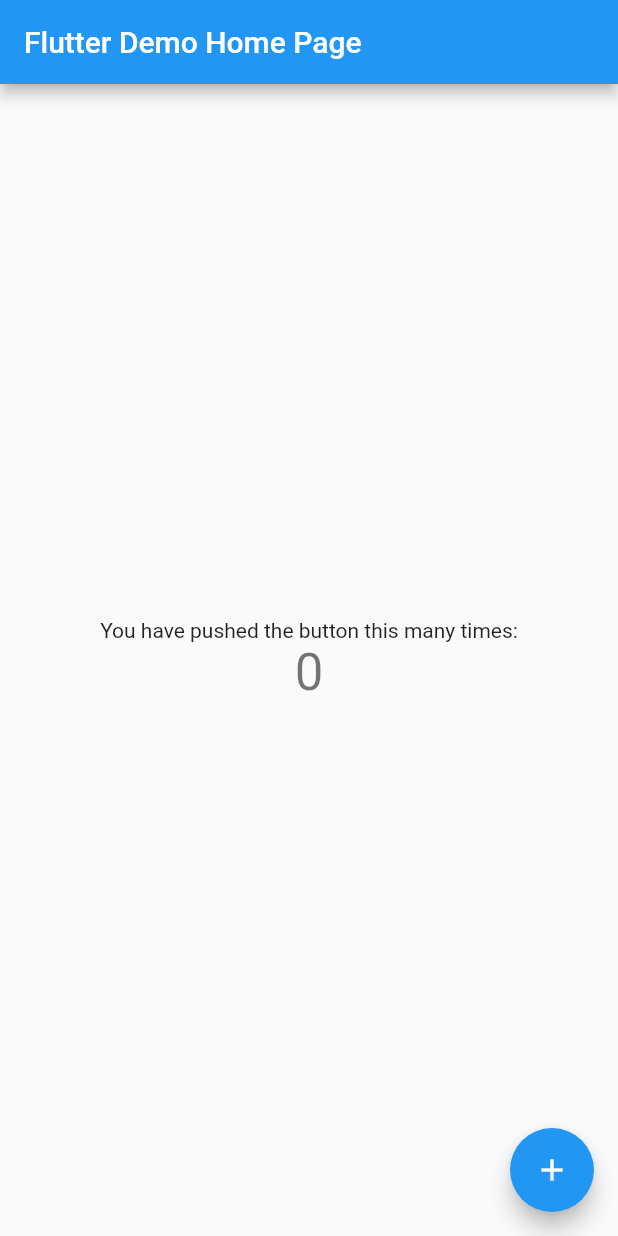
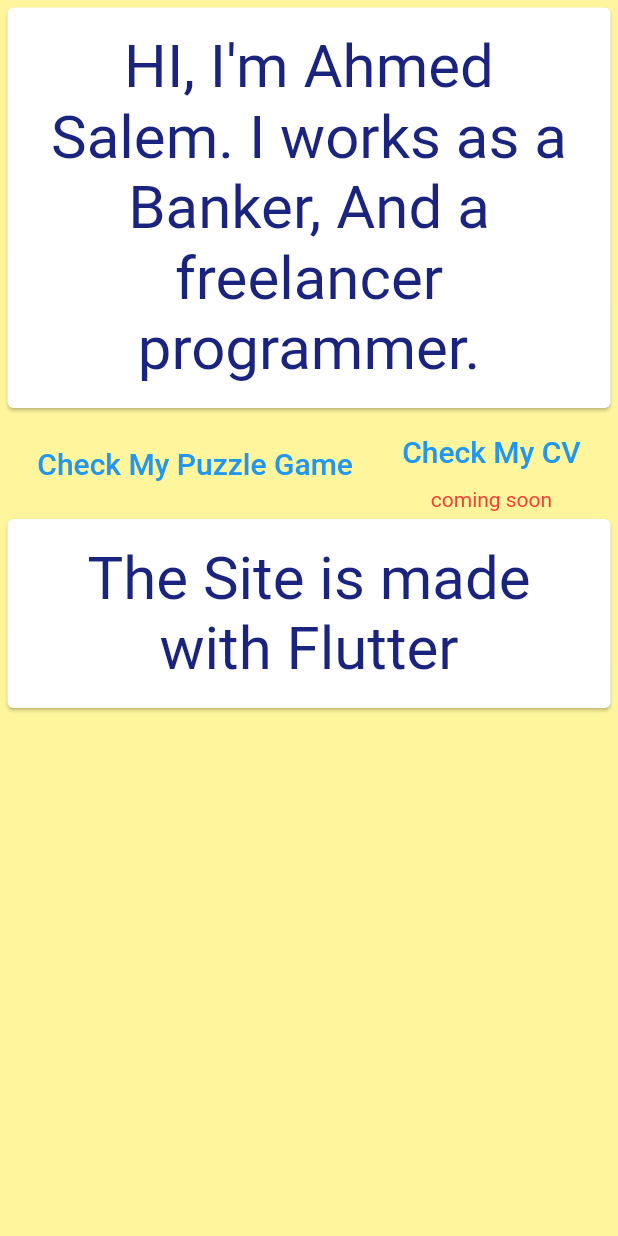
Before and after one commit to TheCoderGit/ahmedsalem.link, a Flutter app: the screen it shows after launch, on a phone screen of 412 x 824 dp. Run offline on Flutter 3.47's test engine with Material 2 defaults, Android fonts, the phone set to English and light mode, and no system bars; our stand-ins replace google_fonts; Roboto replaces fonts that are missing (Redressed).

Commit message:
start code

```diff
--- a/lib/main.dart
+++ b/lib/main.dart
@@ -1,4 +1,6 @@
 import 'package:flutter/material.dart';
+import 'package:google_fonts/google_fonts.dart';
+import 'package:url_launcher/url_launcher.dart';
 
 void main() {
   runApp(const MyApp());
@@ -10,106 +12,103 @@
   // This widget is the root of your application.
   @override
   Widget build(BuildContext context) {
-    return MaterialApp(
-      title: 'Flutter Demo',
-      theme: ThemeData(
-        // This is the theme of your application.
-        //
-        // Try running your application with "flutter run". You'll see the
-        // application has a blue toolbar. Then, without quitting the app, try
-        // changing the primarySwatch below to Colors.green and then invoke
-        // "hot reload" (press "r" in the console where you ran "flutter run",
-        // or simply save your changes to "hot reload" in a Flutter IDE).
-        // Notice that the counter didn't reset back to zero; the application
-        // is not restarted.
-        primarySwatch: Colors.blue,
-      ),
-      home: const MyHomePage(title: 'Flutter Demo Home Page'),
+    return const MaterialApp(
+      debugShowCheckedModeBanner: false,
+      title: 'Ahmed Salem',
+      home: MyHomePage(),
     );
   }
 }
 
-class MyHomePage extends StatefulWidget {
-  const MyHomePage({Key? key, required this.title}) : super(key: key);
-
-  // This widget is the home page of your application. It is stateful, meaning
-  // that it has a State object (defined below) that contains fields that affect
-  // how it looks.
-
-  // This class is the configuration for the state. It holds the values (in this
-  // case the title) provided by the parent (in this case the App widget) and
-  // used by the build method of the State. Fields in a Widget subclass are
-  // always marked "final".
-
-  final String title;
-
-  @override
-  State<MyHomePage> createState() => _MyHomePageState();
-}
-
-class _MyHomePageState extends State<MyHomePage> {
-  int _counter = 0;
-
-  void _incrementCounter() {
-    setState(() {
-      // This call to setState tells the Flutter framework that something has
-      // changed in this State, which causes it to rerun the build method below
-      // so that the display can reflect the updated values. If we changed
-      // _counter without calling setState(), then the build method would not be
-      // called again, and so nothing would appear to happen.
-      _counter++;
-    });
-  }
+class MyHomePage extends StatelessWidget {
+  const MyHomePage({
+    Key? key,
+  }) : super(key: key);
 
   @override
   Widget build(BuildContext context) {
-    // This method is rerun every time setState is called, for instance as done
-    // by the _incrementCounter method above.
-    //
-    // The Flutter framework has been optimized to make rerunning build methods
-    // fast, so that you can just rebuild anything that needs updating rather
-    // than having to individually change instances of widgets.
     return Scaffold(
-      appBar: AppBar(
-        // Here we take the value from the MyHomePage object that was created by
-        // the App.build method, and use it to set our appbar title.
-        title: Text(widget.title),
+      backgroundColor: Colors.yellow[200],
+      body: Column(
+        children: [
+          Container(
+            alignment: Alignment.center,
+            decoration: const BoxDecoration(
+              shape: BoxShape.rectangle,
+            ),
+            child: Card(
+              margin: const EdgeInsets.all(5),
+              child: Padding(
+                padding: const EdgeInsets.all(16.0),
+                child: Text(
+                  'HI, I\'m Ahmed Salem. I works as a Banker, And a freelancer programmer. ',
+                  textAlign: TextAlign.center,
+                  style: GoogleFonts.redressed(
+                      fontSize: 40, color: Colors.indigo[900]),
+                ),
+              ),
+            ),
+          ),
+          Row(
+            mainAxisAlignment: MainAxisAlignment.spaceEvenly,
+            children: [
+              TextButton(
+                onPressed: _goToPuzzle,
+                child: const Text(
+                  "Check My Puzzle Game",
+                  style: TextStyle(
+                    fontSize: 20,
+                  ),
+                ),
+              ),
+              Column(
+                children: [
+                  TextButton(
+                    onPressed: () {},
+                    child: const Text(
+                      "Check My CV",
+                      style: TextStyle(
+                        fontSize: 20,
+                      ),
+                    ),
+                  ),
+                  const Text(
+                    'coming soon',
+                    style: TextStyle(color: Colors.red),
+                  )
+                ],
+              ),
+            ],
+          ),
+          Container(
+            alignment: Alignment.center,
+            decoration: const BoxDecoration(
+              shape: BoxShape.rectangle,
+            ),
+            child: Card(
+              margin: const EdgeInsets.all(5),
+              child: Padding(
+                padding: const EdgeInsets.all(16.0),
+                child: Text(
+                  'The Site is made with Flutter',
+                  textAlign: TextAlign.center,
+                  style: GoogleFonts.redressed(
+                      fontSize: 40, color: Colors.indigo[900]),
+                ),
+              ),
+            ),
+          ),
+        ],
       ),
-      body: Center(
-        // Center is a layout widget. It takes a single child and positions it
-        // in the middle of the parent.
-        child: Column(
-          // Column is also a layout widget. It takes a list of children and
-          // arranges them vertically. By default, it sizes itself to fit its
-          // children horizontally, and tries to be as tall as its parent.
-          //
-          // Invoke "debug painting" (press "p" in the console, choose the
-          // "Toggle Debug Paint" action from the Flutter Inspector in Android
-          // Studio, or the "Toggle Debug Paint" command in Visual Studio Code)
-          // to see the wireframe for each widget.
-          //
-          // Column has various properties to control how it sizes itself and
-          // how it positions its children. Here we use mainAxisAlignment to
-          // center the children vertically; the main axis here is the vertical
-          // axis because Columns are vertical (the cross axis would be
-          // horizontal).
-          mainAxisAlignment: MainAxisAlignment.center,
-          children: <Widget>[
-            const Text(
-              'You have pushed the button this many times:',
-            ),
-            Text(
-              '$_counter',
-              style: Theme.of(context).textTheme.headline4,
-            ),
-          ],
-        ),
-      ),
-      floatingActionButton: FloatingActionButton(
-        onPressed: _incrementCounter,
-        tooltip: 'Increment',
-        child: const Icon(Icons.add),
-      ), // This trailing comma makes auto-formatting nicer for build methods.
     );
   }
+
+  _goToPuzzle() async {
+    const url = 'puzzle.ahmedsalem.link';
+    if (await canLaunch(url)) {
+      await launch(url);
+    } else {
+      throw 'Could not launch $url';
+    }
+  }
 }
--- a/pubspec.yaml
+++ b/pubspec.yaml
@@ -34,6 +34,8 @@
   # The following adds the Cupertino Icons font to your application.
   # Use with the CupertinoIcons class for iOS style icons.
   cupertino_icons: ^1.0.2
+  google_fonts: ^2.3.1
+  url_launcher: ^6.0.20
 
 dev_dependencies:
   flutter_test:
```
Also changed, not shown: pubspec.lock, 7 other files.
